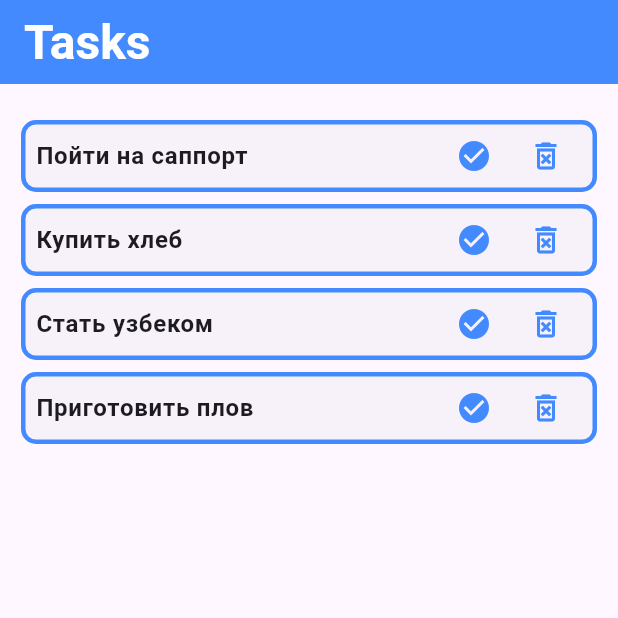
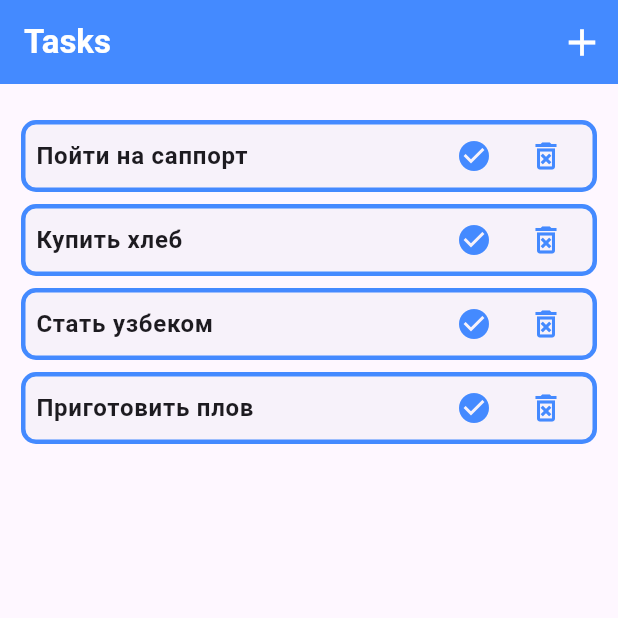
Before and after one commit to eliiimbek/todo_list, a Flutter app: the screen it shows after launch, on a phone screen of 412 x 824 dp, the top half of it. Run offline on Flutter 3.47's test engine with Material 3 defaults, Android fonts, the phone set to English and light mode, and no system bars.

Commit message:
Было добавлено нижнее модальное окно и стилизовано

```diff
--- a/lib/models/task.dart
+++ b/lib/models/task.dart
@@ -1,9 +1,9 @@
 class Tasks {
   final String taskTitle;
-  final bool isCompleted;
+  bool isCompleted;
 
   Tasks({
-    this.isCompleted = false,
+    required this.isCompleted,
     required this.taskTitle,
   });
 }
--- a/lib/tasks_list.dart
+++ b/lib/tasks_list.dart
@@ -1,6 +1,7 @@
 import 'package:flutter/material.dart';
 import 'package:todo_list/models/task.dart';
 import 'package:todo_list/screens/tasks_screen.dart';
+import 'package:todo_list/widgets/add_task.dart';
 
 class TasksList extends StatefulWidget {
   const TasksList({super.key});
@@ -11,24 +12,42 @@ class TasksList extends StatefulWidget {
 
 class _TodoListState extends State<TasksList> {
   List<Tasks> tasks = [
-    Tasks(taskTitle: 'Пойти на саппорт'),
-    Tasks(taskTitle: 'Купить хлеб'),
-    Tasks(taskTitle: 'Стать узбеком'),
-    Tasks(taskTitle: 'Приготовить плов'),
+    Tasks(taskTitle: 'Пойти на саппорт', isCompleted: false),
+    Tasks(taskTitle: 'Купить хлеб', isCompleted: false),
+    Tasks(taskTitle: 'Стать узбеком', isCompleted: false),
+    Tasks(taskTitle: 'Приготовить плов', isCompleted: false),
   ];
+
+  void addTaskSheet() {
+    showModalBottomSheet(
+      context: context,
+      builder: (ctx) => AddTask(),
+    );
+  }
 
   @override
   Widget build(BuildContext context) {
+    var theme = Theme.of(context).textTheme;
     return Scaffold(
       appBar: AppBar(
         backgroundColor: Colors.blueAccent,
         title: Text(
           'Tasks',
-          style: Theme.of(context).textTheme.headlineLarge!.copyWith(
-                fontWeight: FontWeight.bold,
-                color: Colors.white,
-              ),
+          style: theme.titleLarge!.copyWith(
+            color: Colors.white,
+            fontWeight: FontWeight.bold,
+          ),
         ),
+        actions: [
+          IconButton(
+            onPressed: addTaskSheet,
+            icon: Icon(
+              Icons.add,
+              color: Colors.white,
+              size: 30,
+            ),
+          ),
+        ],
       ),
       body: Padding(
         padding: const EdgeInsets.only(top: 20),
```
Also changed, not shown: lib/widgets/add_task.dart (added, +55 -0 lines).
